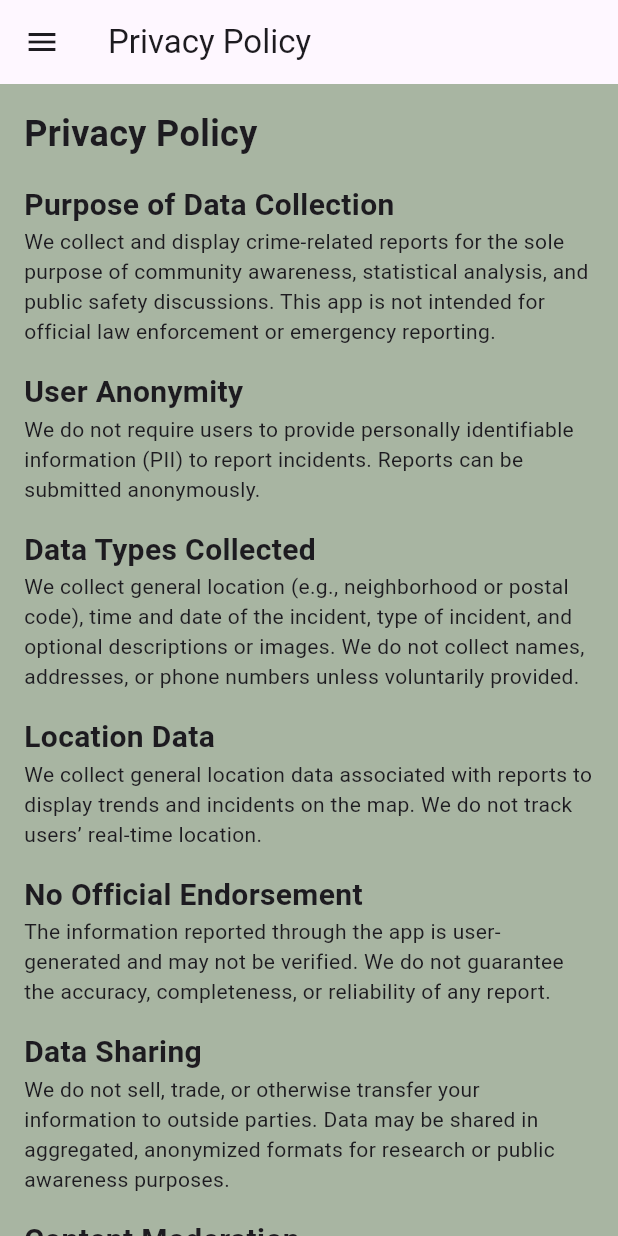
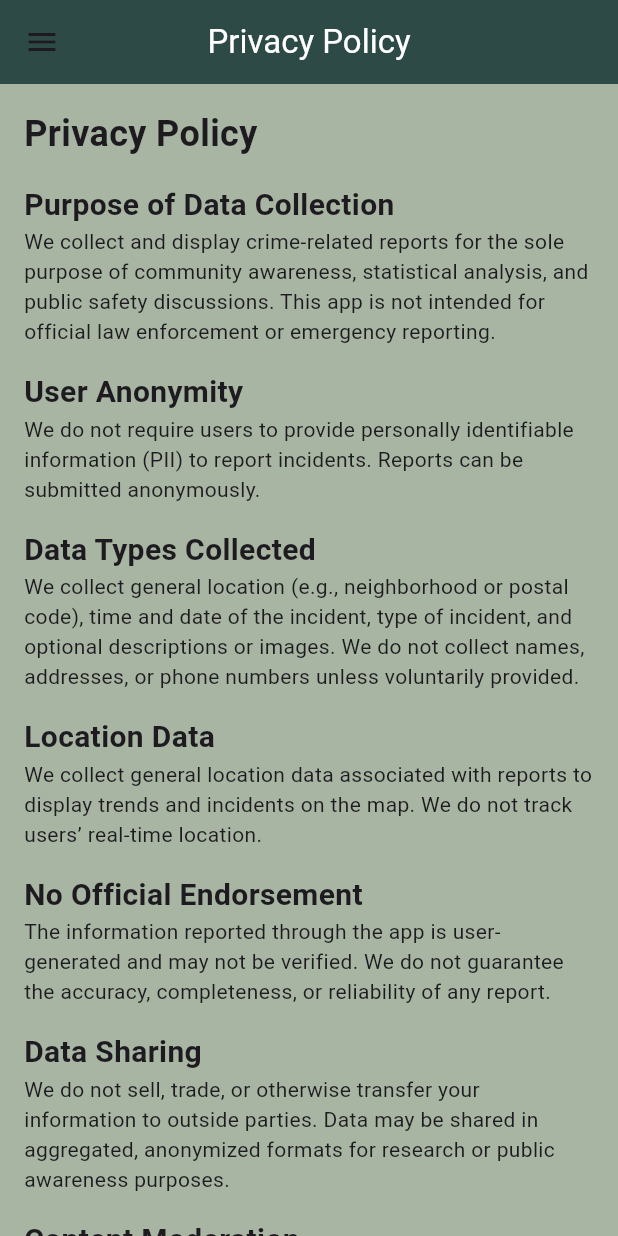
Before and after one commit to KaiRafie/AppDev, a Flutter app: the PrivacyPolicyPage screen opened directly, on a phone screen of 412 x 824 dp. Run offline on Flutter 3.47's test engine with Material 3 defaults, Android fonts, the phone set to English and light mode, and no system bars; our stand-ins replace cloud_firestore, firebase_core, flutter_local_notifications, geocoding, location; accounts and stored records are empty.

Commit message:
Create privacy & policy page

```diff
--- a/lib/settings/privacypolicypage.dart
+++ b/lib/settings/privacypolicypage.dart
@@ -11,7 +11,9 @@ class PrivacyPolicyPage extends StatelessWidget {
     return Scaffold(
       drawer: SideBar(selectedIndex: 5,),
       appBar: AppBar(
-        title: const Text('Privacy Policy'),
+        backgroundColor: const Color(0xFF2D4A46),
+        title: const Text('Privacy Policy', style: TextStyle(color: Colors.white),),
+        centerTitle: true,
       ),
       backgroundColor: backgroundColor,
       body: const SingleChildScrollView(
```
